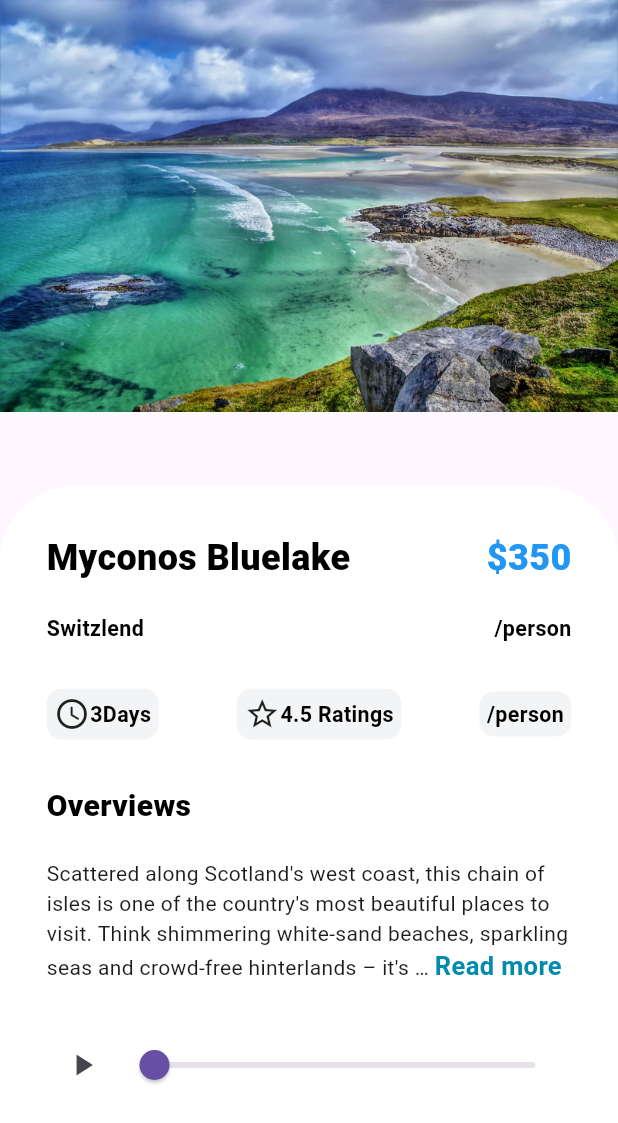
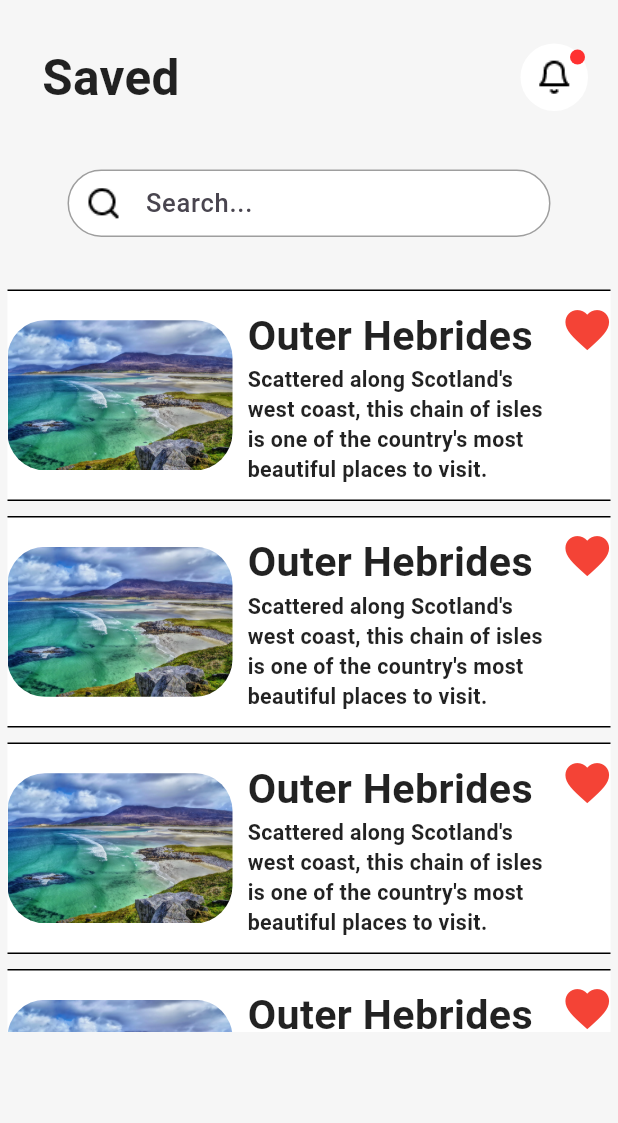
Before and after one commit to mastermajidosse/gooto, a Flutter app: the screen it shows after launch, on a phone screen of 412 x 824 dp. Shown: the top 1123 px of the screen. Run offline on Flutter 3.47's test engine with Material 3 defaults, Android fonts, the phone set to English and light mode, and no system bars; drawn by our look-alikes of readmore; our stand-ins replace audioplayers, bloc, cached_network_image, equatable, flutter_bloc, flutter_phoenix and 10 more; missing offline and left inert: flutter_email_sender; accounts and stored records are empty.

Commit message:
create saved as static page

```diff
--- a/lib/main.dart
+++ b/lib/main.dart
@@ -7,6 +7,7 @@ import 'package:gooto/models/post_model.dart';
 import 'package:gooto/utils/MyStyle.dart';
 import 'screen/feed/home_screen.dart';
 import 'screen/feed/readmore_screen.dart';
+import 'screen/feed/save_screen.dart';
 import 'utils/route_genetator.dart' as router;
 // import 'package:gooto/screen/auth/login_screen.dart';
 
@@ -32,7 +33,8 @@ class MyApp extends StatelessWidget {
             // initialRoute: router.initialRoute,
             // home: LoginPage(),
             // home: HomeScreen(),
-            home: MoreScreen(BlogModel()),
+            // home: MoreScreen(BlogModel()),
+            home: SaveScreen()
           );
         },
       ),
--- a/lib/screen/feed/readmore_screen.dart
+++ b/lib/screen/feed/readmore_screen.dart
@@ -22,19 +22,6 @@ class _MoreScreenState extends State<MoreScreen> {
       "https://example.com/audio.mp3"; // Replace with your audio URL
   String overviewText =
       "Scattered along Scotland's west coast, this chain of isles is one of the country's most beautiful places to visit. Think shimmering white-sand beaches, sparkling seas and crowd-free hinterlands – it's one of the UK's last remaining secrets, and for good reason.";
-  bool isReadMore = false; // Variable to track readmore state
-  void playAudio() async {
-    final result = await audioPlayer.play(UrlSource(audioUrl));
-  }
-
-  void pauseAudio() async {
-    await audioPlayer.pause();
-  }
-
-  void stopAudio() async {
-    await audioPlayer.stop();
-  }
-
   @override
   Widget build(BuildContext context) {
     return Scaffold(
@@ -172,7 +159,7 @@ class _MoreScreenState extends State<MoreScreen> {
                     ),
                     Gap(30),
                     AudioPlayerWidget(
-                      audioUrl: 'assets/audio/test.mp3',
+                      audioUrl: 'audio/test.mp3',
                     )
                   ],
                 ),
--- a/lib/screen/feed/save_screen.dart
+++ b/lib/screen/feed/save_screen.dart
@@ -1,16 +1,140 @@
 import 'package:flutter/material.dart';
-import 'package:gooto/models/post_model.dart';
+import 'package:flutter_screenutil/flutter_screenutil.dart';
+import 'package:gap/gap.dart';
+import 'package:gooto/utils/mystyle.dart';
+import 'package:audioplayers/audioplayers.dart';
+import 'package:readmore/readmore.dart';
+
+import '../widgets/saved_card_widget.dart';
 
 class SaveScreen extends StatefulWidget {
   const SaveScreen({super.key});
-
   @override
   State<SaveScreen> createState() => _SaveScreenState();
 }
 
 class _SaveScreenState extends State<SaveScreen> {
+  AudioPlayer audioPlayer = AudioPlayer(); // Create an AudioPlayer instance
   @override
   Widget build(BuildContext context) {
-    return const Placeholder();
+    return Scaffold(
+      backgroundColor: Color(0xFFF6F6F6),
+      body: SingleChildScrollView(
+        child: Column(
+          children: [
+            Container(
+              margin: EdgeInsets.all(20),
+              child: Row(
+                mainAxisAlignment: MainAxisAlignment.spaceBetween,
+                children: [
+                  Container(
+                    // width: 45,
+                    // height: 45,
+                    margin: EdgeInsets.all(8),
+                    child: Text(
+                      'Saved',
+                      style: TextStyle(
+                        fontWeight: FontWeight.bold,
+                        fontSize: ScreenUtil().setSp(30),
+                        color: Colors.black87,
+                      ),
+                    ),
+                  ),
+                  Stack(
+                    children: [
+                      Container(
+                        width: 45,
+                        height: 45,
+                        decoration: const BoxDecoration(
+                          shape: BoxShape.circle,
+                          color: Colors.white,
+                        ),
+                        child: Center(
+                          child: Image.asset(
+                            'assets/images/rin.png',
+                            width: 24.0,
+                            height: 24.0,
+                          ),
+                        ),
+                      ),
+                      Positioned(
+                        top: 4,
+                        // bottom: 20,
+                        right: 2,
+                        child: Container(
+                          width: 10,
+                          height: 10,
+                          decoration: const BoxDecoration(
+                            shape: BoxShape.circle,
+                            color: MyStyle.reddcolor,
+                          ),
+                        ),
+                      ),
+                    ],
+                  ),
+                ],
+              ),
+            ),
+            Gap(10),
+            Container(
+              height: 45,
+              width: 322,
+              decoration:
+                  BoxDecoration(borderRadius: BorderRadius.circular(60)),
+              child: TextFormField(
+                onFieldSubmitted: (v) {
+                  print(v);
+                },
+                decoration: InputDecoration(
+                  prefixIcon: InkWell(
+                    onTap: () {
+                      // Navigator.push(
+                      //   context,
+                      //   MaterialPageRoute(
+                      //     builder: (context) => const SearchScreen(),
+                      //   ),
+                      // );
+                    },
+                    child: Image.asset(
+                      'assets/images/search.png',
+                      height: 24,
+                      width: 24,
+                    ),
+                  ),
+                  filled: true,
+                  fillColor: Colors.white,
+                  contentPadding: const EdgeInsets.only(top: 10),
+                  border: const OutlineInputBorder(
+                    borderRadius: BorderRadius.all(Radius.circular(60)),
+                    borderSide: BorderSide.none,
+                  ),
+                  enabledBorder: const OutlineInputBorder(
+                    borderRadius: BorderRadius.all(Radius.circular(60)),
+                    borderSide: BorderSide(color: Colors.black38, width: 1),
+                  ),
+                  hintText: 'Search...',
+                  hintStyle: const TextStyle(
+                    fontWeight: FontWeight.w500,
+                    fontSize: 17,
+                  ),
+                ),
+              ),
+            ),
+            Gap(30),
+            Column(
+              children: [
+                Container(
+                  height: 500,
+                  child: ListView.builder(
+                    itemBuilder: (ctx, idx) => SavedCardWidget(),
+                    itemCount: 20,
+                  ),
+                ),
+              ],
+            ),
+          ],
+        ),
+      ),
+    );
   }
 }
--- a/lib/screen/widgets/audio_player.dart
+++ b/lib/screen/widgets/audio_player.dart
@@ -56,12 +56,11 @@ class _AudioPlayerWidgetState extends State<AudioPlayerWidget> {
 
  void playAudio() async {
   try {
-      print('Audio URL: $widget.audioUrl');
-      print('Player state before: $playerState');
+    print('Audio path: assets/${widget.audioUrl}');
     if (playerState == PlayerState.playing) {
       return; // Already playing
     }
-      await audioPlayer.play(UrlSource(widget.audioUrl));
+    await audioPlayer.play(AssetSource(widget.audioUrl));
     setState(() {
       playerState = PlayerState.playing;
     });
--- /dev/null
+++ b/lib/screen/widgets/saved_card_widget.dart
@@ -0,0 +1,157 @@
+import 'package:flutter/material.dart';
+import 'package:flutter_screenutil/flutter_screenutil.dart';
+
+// class SavedCardWidget extends StatelessWidget {
+//   const SavedCardWidget({
+//     super.key,
+//   });
+
+//   @override
+//   Widget build(BuildContext context) {
+//     return Container(
+//       margin: EdgeInsets.all(5),
+//       padding: EdgeInsets.all(10),
+//       decoration: BoxDecoration(
+//         color: Colors.white,
+//         border: Border(
+//           top:
+//               BorderSide(color: Colors.black, width: 1.0), // Top border
+//           bottom: BorderSide(
+//               color: Colors.black, width: 1.0), // Bottom border
+//         ),
+//       ),
+//       child: Row(
+//         crossAxisAlignment: CrossAxisAlignment.center,
+//         children: [
+//           Row(
+//             children: [
+//               ClipRRect(
+//                 borderRadius: BorderRadius.circular(25),
+//                 child: Image.asset(
+//                   'assets/images/img2.webp',
+//                   width: 150,
+//                   // height: 150,
+//                 ),
+//               ),
+//             ],
+//           ),
+//           Row(
+//             children: [
+//               Container(
+//                 width: 210,
+//                 margin: EdgeInsets.all(10),
+//                 child: Column(
+//                   crossAxisAlignment: CrossAxisAlignment.start,
+//                   children: [
+//                     Text(
+//                       'Outer Hebrides',
+//                       style: TextStyle(
+//                         fontWeight: FontWeight.bold,
+//                         fontSize: ScreenUtil().setSp(25),
+//                         color: Colors.black87,
+//                       ),
+//                     ),
+//                     Text(
+//                       "Scattered along Scotland's west coast, this chain of isles is one of the country's most beautiful places to visit. ",
+//                       style: TextStyle(
+//                         fontWeight: FontWeight.bold,
+//                         fontSize: ScreenUtil().setSp(13),
+//                         color: Colors.black87,
+//                       ),
+//                     ),
+//                   ],
+//                 ),
+//               ),
+//             ],
+//           )
+//         ],
+//       ),
+//     );
+//   }
+// }
+
+class SavedCardWidget extends StatelessWidget {
+  const SavedCardWidget({super.key});
+
+  @override
+  Widget build(BuildContext context) {
+    return Container(
+      margin: EdgeInsets.all(5),
+      // padding: EdgeInsets.all(10),
+      decoration: BoxDecoration(
+        color: Colors.white,
+        border: Border(
+          top: BorderSide(color: Colors.black, width: 1.0), // Top border
+          bottom: BorderSide(color: Colors.black, width: 1.0), // Bottom border
+        ),
+      ),
+      child: Stack(
+        // Use Stack to position the favorite button on top
+        children: [
+          Row(
+            crossAxisAlignment: CrossAxisAlignment.center,
+            children: [
+              Row(
+                children: [
+                  ClipRRect(
+                    borderRadius: BorderRadius.circular(25),
+                    child: Image.asset(
+                      'assets/images/img2.webp',
+                      width: 150,
+                    ),
+                  ),
+                ],
+              ),
+              Row(
+                children: [
+                  Container(
+                    width: 210,
+                    margin: EdgeInsets.all(10),
+                    child: Column(
+                      crossAxisAlignment: CrossAxisAlignment.start,
+                      children: [
+                        Text(
+                          'Outer Hebrides',
+                          style: TextStyle(
+                            fontWeight: FontWeight.bold,
+                            fontSize: ScreenUtil().setSp(25),
+                            color: Colors.black87,
+                          ),
+                        ),
+                        Text(
+                          "Scattered along Scotland's west coast, this chain of isles is one of the country's most beautiful places to visit. ",
+                          style: TextStyle(
+                            fontWeight: FontWeight.bold,
+                            fontSize: ScreenUtil().setSp(13),
+                            color: Colors.black87,
+                          ),
+                        ),
+                      ],
+                    ),
+                  ),
+                ],
+              )
+            ],
+          ),
+          // Favorite Button positioned at top right
+          Positioned(
+            top: 0.0, // Adjust top padding as needed
+            right: -10.0, // Adjust right padding as needed
+            child: IconButton(
+              icon: Icon(
+                Icons.favorite,
+                color: Colors.red, // Favorite icon color
+                size: 35,
+              ),
+              onPressed: () {
+                // Implement your favorite button functionality here
+                // (e.g., toggle favorite state, update data)
+                print('Favorite button pressed!');
+              },
+            ),
+          ),
+        ],
+      ),
+    );
+  }
+}
```
Lines whose indentation alone changed are shown as unchanged.
